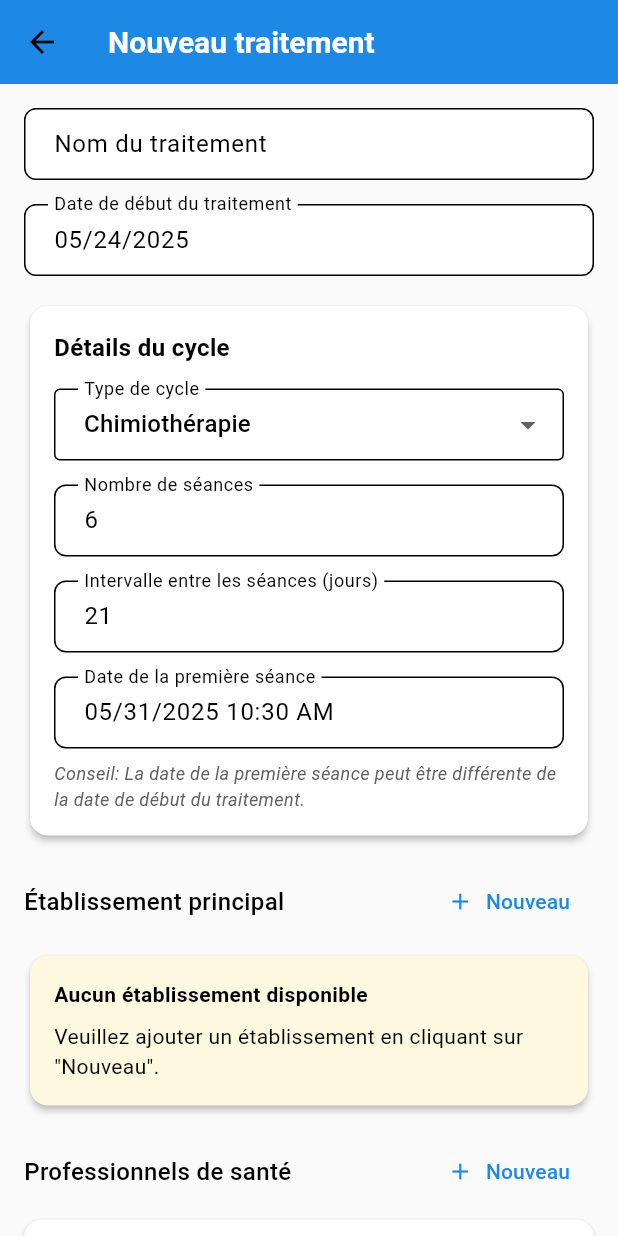
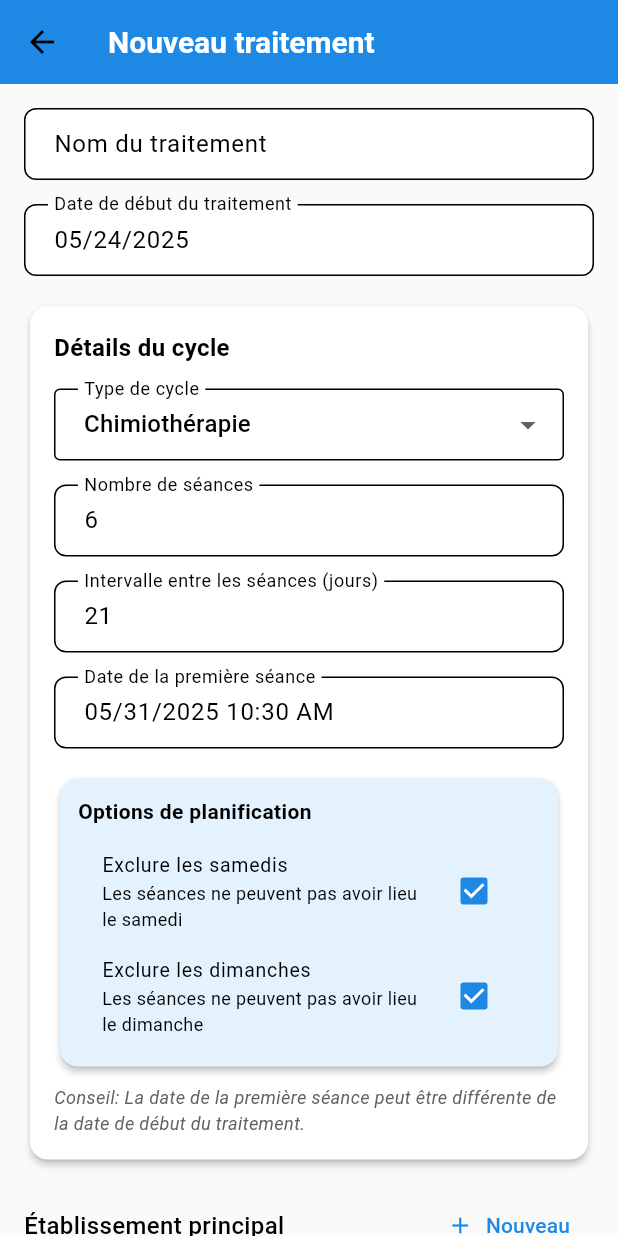
Before and after one commit to NaviStorm/suivi_cancer, a Flutter app: the AddTreatmentScreen screen opened directly, on a phone screen of 412 x 824 dp. Run offline on Flutter 3.47's test engine with Material 3 defaults, Android fonts, the phone set to English and light mode, and no system bars; our stand-ins replace file_picker, flutter_local_notifications, flutter_secure_storage, font_awesome_flutter, image_picker, permission_handler and 4 more; missing offline and left inert: encrypt, flutter_pdfview, syncfusion_flutter_pdf; accounts and stored records are empty.

Commit message:
Dans le calcul des séance, on exclut les Samedi et Dimanche

```diff
--- a/lib/features/treatment/screens/traitement/add_treatment_screen.dart
+++ b/lib/features/treatment/screens/traitement/add_treatment_screen.dart
@@ -24,6 +24,9 @@ class AddTreatmentScreen extends StatefulWidget {
 class _AddTreatmentScreenState extends State<AddTreatmentScreen> {
   final GlobalKey<FormState> _formKey = GlobalKey<FormState>();
   final TextEditingController _labelController = TextEditingController();
+
+  bool _excludeSaturday = true; // Exclure spécifiquement le samedi
+  bool _excludeSunday = true;   // Exclure spécifiquement le dimanche
 
   DateTime _startDate = DateTime.now();
   TreatmentType _selectedType = TreatmentType.Cycle;
@@ -189,6 +192,9 @@ class _AddTreatmentScreenState extends State<AddTreatmentScreen> {
   }
 
   Widget _buildCycleFields() {
+    // Vérifier si c'est une chirurgie
+    bool isSurgery = _selectedCycleType == CureType.Surgery;
+
     return Card(
       child: Padding(
         padding: EdgeInsets.all(16),
@@ -196,15 +202,20 @@ class _AddTreatmentScreenState extends State<AddTreatmentScreen> {
           crossAxisAlignment: CrossAxisAlignment.start,
           children: [
             Text(
-              'Détails du cycle',
+              isSurgery ? 'Détails de la chirurgie' : 'Détails du cycle',
               style: TextStyle(fontSize: 16, fontWeight: FontWeight.bold),
             ),
             SizedBox(height: 16),
             _buildCycleTypeDropdown(),
             SizedBox(height: 16),
+
+            // Nombre de séances - désactivé pour la chirurgie
             CustomTextField(
               label: 'Nombre de séances',
-              controller: _sessionCountController,
+              controller: isSurgery
+                  ? TextEditingController(text: '1')
+                  : _sessionCountController,
+              enabled: !isSurgery, // Désactiver pour la chirurgie
               keyboardType: TextInputType.number,
               validator: (value) {
                 if (value == null || value.isEmpty) {
@@ -217,36 +228,111 @@ class _AddTreatmentScreenState extends State<AddTreatmentScreen> {
                 return null;
               },
             ),
+            if (isSurgery) ...[
+              SizedBox(height: 8),
+              Text(
+                'Note: Pour une chirurgie, le nombre de séances est fixé à 1.',
+                style: TextStyle(
+                  fontSize: 12,
+                  color: Colors.grey[600],
+                  fontStyle: FontStyle.italic,
+                ),
+              ),
+            ],
             SizedBox(height: 16),
+
+            // Intervalle entre séances - désactivé pour la chirurgie
             CustomTextField(
               label: 'Intervalle entre les séances (jours)',
-              controller: _intervalDaysController,
+              controller: isSurgery
+                  ? TextEditingController(text: '0')
+                  : _intervalDaysController,
+              enabled: !isSurgery, // Désactiver pour la chirurgie
               keyboardType: TextInputType.number,
               validator: (value) {
                 if (value == null || value.isEmpty) {
                   return 'Veuillez saisir un intervalle';
                 }
                 final days = int.tryParse(value);
-                if (days == null || days <= 0) {
+                if (days == null || days < 0) {
                   return 'Veuillez saisir un nombre valide';
                 }
                 return null;
               },
             ),
+            if (isSurgery) ...[
+              SizedBox(height: 8),
+              Text(
+                'Note: Pour une chirurgie, il n\'y a pas d\'intervalle entre les séances.',
+                style: TextStyle(
+                  fontSize: 12,
+                  color: Colors.grey[600],
+                  fontStyle: FontStyle.italic,
+                ),
+              ),
+            ],
             SizedBox(height: 16),
+
             DateTimePicker(
-              label: 'Date de la première séance',
+              label: isSurgery ? 'Date de l\'opération' : 'Date de la première séance',
               initialValue: _firstSessionDate,
-              showTime: true, // Permettre de sélectionner l'heure aussi
+              showTime: true,
+              selectableDayPredicate: _isDateSelectable,
               onDateTimeSelected: (dateTime) {
                 setState(() {
                   _firstSessionDate = dateTime;
                 });
               },
             ),
+            SizedBox(height: 16),
+
+            // Options pour exclure les week-ends
+            Card(
+              color: Colors.blue.shade50,
+              child: Padding(
+                padding: EdgeInsets.all(12),
+                child: Column(
+                  crossAxisAlignment: CrossAxisAlignment.start,
+                  children: [
+                    Text(
+                      'Options de planification',
+                      style: TextStyle(
+                        fontWeight: FontWeight.bold,
+                        fontSize: 14,
+                      ),
+                    ),
+                    SizedBox(height: 8),
+                    CheckboxListTile(
+                      title: Text('Exclure les samedis'),
+                      subtitle: Text('Les séances ne peuvent pas avoir lieu le samedi'),
+                      value: _excludeSaturday,
+                      onChanged: (bool? value) {
+                        setState(() {
+                          _excludeSaturday = value ?? true;
+                        });
+                      },
+                      dense: true,
+                    ),
+                    CheckboxListTile(
+                      title: Text('Exclure les dimanches'),
+                      subtitle: Text('Les séances ne peuvent pas avoir lieu le dimanche'),
+                      value: _excludeSunday,
+                      onChanged: (bool? value) {
+                        setState(() {
+                          _excludeSunday = value ?? true;
+                        });
+                      },
+                      dense: true,
+                    ),
+                  ],
+                ),
+              ),
+            ),
             SizedBox(height: 8),
             Text(
-              'Conseil: La date de la première séance peut être différente de la date de début du traitement.',
+              isSurgery
+                  ? 'Conseil: La date de l\'opération peut être différente de la date de début du traitement.'
+                  : 'Conseil: La date de la première séance peut être différente de la date de début du traitement.',
               style: TextStyle(
                 fontSize: 12,
                 color: Colors.grey[700],
@@ -706,23 +792,27 @@ class _AddTreatmentScreenState extends State<AddTreatmentScreen> {
     }
   }
 
-  Future<void> _createCycle(String treatmentId) async {
+  Future _createCycle(String treatmentId) async {
     final dbHelper = DatabaseHelper();
     final cycleId = Uuid().v4();
-    final sessionCount = int.parse(_sessionCountController.text);
-    final intervalDays = int.parse(_intervalDaysController.text);
 
-    // Calculer la date de fin estimée en fonction de la date de première séance,
-    // du nombre de séances et de l'intervalle
-    final cycleEndDate = _firstSessionDate.add(
-      Duration(days: (sessionCount - 1) * intervalDays),
-    );
+    // Pour la chirurgie, forcer les valeurs
+    bool isSurgery = _selectedCycleType == CureType.Surgery;
+    final sessionCount = isSurgery ? 1 : int.parse(_sessionCountController.text);
+    final intervalDays = isSurgery ? 0 : int.parse(_intervalDaysController.text);
 
-    // Créer le cycle
+    // Calculer la date de fin en tenant compte des exclusions
+    DateTime cycleEndDate = _firstSessionDate;
+    if (!isSurgery && sessionCount > 1) {
+      for (int i = 1; i < sessionCount; i++) {
+        cycleEndDate = _getNextSessionDate(cycleEndDate, intervalDays);
+      }
+    }
+
     final cycleData = {
       'id': cycleId,
       'treatmentId': treatmentId,
-      'type': _selectedCycleType.index, // Stocker l'index de l'enum
+      'type': _selectedCycleType.index,
       'startDate': _firstSessionDate.toIso8601String(),
       'endDate': cycleEndDate.toIso8601String(),
       'establishmentId': _selectedEstablishment!.id,
@@ -733,28 +823,28 @@ class _AddTreatmentScreenState extends State<AddTreatmentScreen> {
 
     await dbHelper.insertCycle(cycleData);
 
-    // Créer toutes les sessions du cycle
+    // Créer les sessions en excluant les jours sélectionnés
     List<Map<String, dynamic>> sessionDataList = [];
+    DateTime currentSessionDate = _firstSessionDate;
 
-    Log.d('sessionCount:[$sessionCount]');
     for (int i = 0; i < sessionCount; i++) {
       final sessionId = Uuid().v4();
-      final sessionDate = _firstSessionDate.add(
-        Duration(days: i * intervalDays),
-      );
+
+      if (i > 0 && !isSurgery) {
+        currentSessionDate = _getNextSessionDate(currentSessionDate, intervalDays);
+      }
 
       final sessionData = {
         'id': sessionId,
         'cycleId': cycleId,
         'establishmentId': _selectedEstablishment!.id,
-        'dateTime': sessionDate.toIso8601String(),
+        'dateTime': currentSessionDate.toIso8601String(),
         'isCompleted': 0,
       };
-
       sessionDataList.add(sessionData);
     }
 
-    // Insérer toutes les sessions en base de données
+    // Insérer toutes les sessions
     for (var sessionData in sessionDataList) {
       await dbHelper.insertSession(sessionData);
     }
@@ -836,4 +926,40 @@ class _AddTreatmentScreenState extends State<AddTreatmentScreen> {
       await dbHelper.insertRadiotherapySession(sessionData);
     }
   }
+
+// Fonction pour vérifier si une date est sélectionnable
+  bool _isDateSelectable(DateTime date) {
+    // Exclure le samedi si l'option est activée
+    if (_excludeSaturday && date.weekday == DateTime.saturday) {
+      return false;
+    }
+
+    // Exclure le dimanche si l'option est activée
+    if (_excludeSunday && date.weekday == DateTime.sunday) {
+      return false;
+    }
+
+    return true;
+  }
+
+// Fonction pour calculer la prochaine date de séance en excluant les jours sélectionnés
+  DateTime _getNextSessionDate(DateTime startDate, int daysToAdd) {
+    if (!_excludeSaturday && !_excludeSunday) {
+      return startDate.add(Duration(days: daysToAdd));
+    }
+
+    DateTime currentDate = startDate;
+    int addedDays = 0;
+
+    while (addedDays < daysToAdd) {
+      currentDate = currentDate.add(Duration(days: 1));
+
+      // Vérifier si ce jour est autorisé
+      if (_isDateSelectable(currentDate)) {
+        addedDays++;
+      }
+    }
+
+    return currentDate;
+  }
 }
```
Also changed, not shown: lib/common/widgets/date_time_picker.dart (+40 -9 lines).
